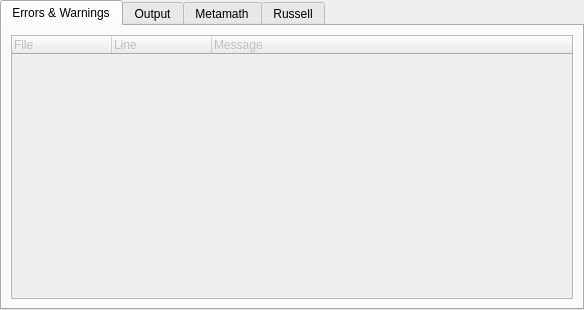
This is addons/kate-russell-plugin/BottomTab.ui in dmitry-vlasov/kate-russell as Qt 5 draws it before an edit. The edited form follows.
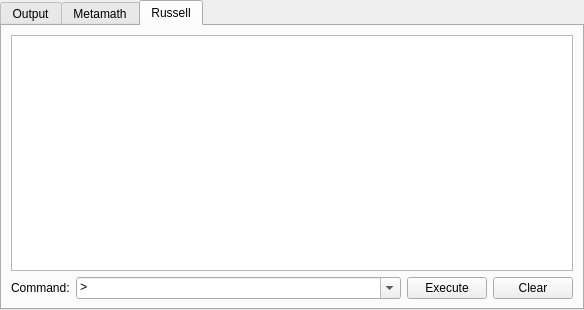
This is the edited form. The open tabs and pages were chosen to show the change.

Patch:
```diff
--- a/addons/kate-russell-plugin/BottomTab.ui
+++ b/addons/kate-russell-plugin/BottomTab.ui
@@ -34,47 +34,6 @@
      <property name="currentIndex">
       <number>3</number>
      </property>
-     <widget class="QWidget" name="errs">
-      <property name="enabled">
-       <bool>false</bool>
-      </property>
-      <attribute name="title">
-       <string>Errors &amp;&amp; Warnings</string>
-      </attribute>
-      <layout class="QVBoxLayout" name="verticalLayout_3">
-       <item>
-        <widget class="QTreeWidget" name="errTreeWidget">
-         <property name="autoScroll">
-          <bool>false</bool>
-         </property>
-         <property name="alternatingRowColors">
-          <bool>true</bool>
-         </property>
-         <property name="rootIsDecorated">
-          <bool>false</bool>
-         </property>
-         <property name="allColumnsShowFocus">
-          <bool>true</bool>
-         </property>
-         <column>
-          <property name="text">
-           <string comment="Header for the file name column">File</string>
-          </property>
-         </column>
-         <column>
-          <property name="text">
-           <string comment="Header for the line number column">Line</string>
-          </property>
-         </column>
-         <column>
-          <property name="text">
-           <string comment="Header for the error message column">Message</string>
-          </property>
-         </column>
-        </widget>
-       </item>
-      </layout>
-     </widget>
      <widget class="QWidget" name="output">
       <attribute name="title">
        <string>Output</string>
```
Left out of the diff: 3 changed lines with no effect on the pictures.
